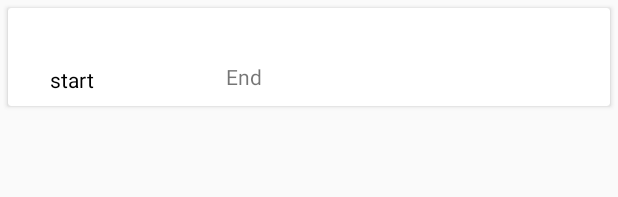
After one commit to tarynchiang/gopher_way_app, an Android app: the layout layout_routes.xml on its own in the app's theme, with its tools: preview values and no code run, on a phone screen of 412 x 824 dp. The commit adds this screen. Shown: the top 197 px of the screen. Run offline under Robolectric (Android 15) with nearby library versions, the phone set to English and light mode, and no system bars.

Commit message:
add route related file

```diff
--- a/app/build.gradle
+++ b/app/build.gradle
@@ -30,4 +30,6 @@ dependencies {
     testImplementation 'junit:junit:4.12'
     androidTestImplementation 'androidx.test:runner:1.1.1'
     androidTestImplementation 'androidx.test.espresso:espresso-core:3.1.1'
+    implementation 'com.android.support:cardview-v7:28.0.0'
+    implementation 'androidx.recyclerview:recyclerview:1.1.0-rc01'
 }
--- /dev/null
+++ b/app/src/main/res/layout/layout_routes.xml
@@ -0,0 +1,42 @@
+<?xml version="1.0" encoding="utf-8"?>
+<LinearLayout xmlns:android="http://schemas.android.com/apk/res/android"
+    android:layout_width="match_parent"
+    android:layout_height="wrap_content"
+    android:orientation="vertical">
+
+    <androidx.cardview.widget.CardView
+        android:layout_width="match_parent"
+        android:layout_height="wrap_content"
+        android:layout_margin="5dp">
+
+        <RelativeLayout
+            android:layout_width="match_parent"
+            android:layout_height="wrap_content"
+            android:padding="8dp">
+
+            <TextView
+                android:id="@+id/textViewStart"
+                android:layout_width="76dp"
+                android:layout_height="wrap_content"
+                android:layout_alignParentTop="true"
+                android:layout_marginLeft="20dp"
+                android:layout_marginTop="30dp"
+                android:text="start"
+                android:textAppearance="@style/Base.TextAppearance.AppCompat.Small"
+                android:textColor="#000000" />
+
+            <TextView
+                android:id="@+id/textViewEnd"
+                android:layout_width="66dp"
+                android:layout_height="wrap_content"
+                android:layout_below="@id/textViewStart"
+                android:layout_marginLeft="137dp"
+                android:layout_marginTop="-21dp"
+                android:text="End"
+                android:textAppearance="@style/Base.TextAppearance.AppCompat.Small" />
+
+        </RelativeLayout>
+
+    </androidx.cardview.widget.CardView>
+
+</LinearLayout>
--- a/app/src/main/res/values/strings.xml
+++ b/app/src/main/res/values/strings.xml
@@ -15,7 +15,7 @@
     </string-array>
 
     <string name="menu_home">Home</string>
-    <string name="menu_saved_locations">Saved Locations</string>
+    <string name="menu_saved_locations">Saved Routes</string>
     <string name="menu_travel_history">Travel History</string>
     <string name="menu_tools">Tools</string>
     <string name="menu_share">Share</string>
```
Also changed, not shown: app/src/main/java/com/example/gopherway/Route.java (added, +25 -0 lines), app/src/main/java/com/example/gopherway/RouteAdapter.java (added, +69 -0 lines), app/src/main/java/com/example/gopherway/RouteListActivity.java (added, +53 -0 lines), app/src/main/res/layout/activity_route_list.xml (added, +16 -0 lines), app/src/main/res/layout/fragment_saved_locations.xml (+7 -0 lines).
